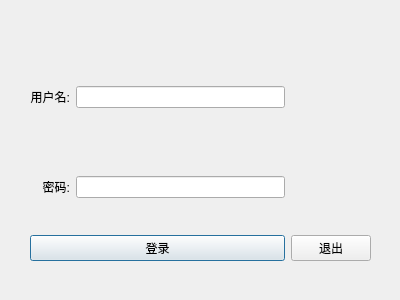
The window that QClient/signin.ui (KailinLi/QChat) describes before a commit, drawn with Qt 5.
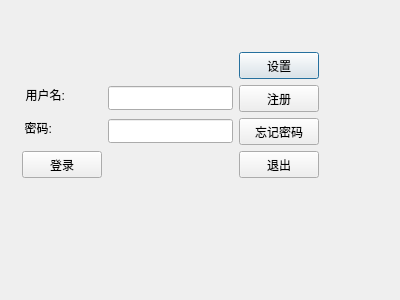
The same window after the commit.

What changed in the file:
```diff
--- a/QClient/signin.ui
+++ b/QClient/signin.ui
@@ -13,64 +13,135 @@
   <property name="windowTitle">
    <string>Dialog</string>
   </property>
-  <widget class="QWidget" name="gridLayoutWidget">
+  <widget class="QPushButton" name="setBtn">
    <property name="geometry">
     <rect>
-     <x>30</x>
-     <y>10</y>
-     <width>341</width>
-     <height>251</height>
+     <x>239</x>
+     <y>52</y>
+     <width>80</width>
+     <height>27</height>
     </rect>
    </property>
-   <layout class="QGridLayout" name="signinGridLayout">
-    <item row="5" column="0" colspan="2">
-     <widget class="QPushButton" name="signinBtn">
-      <property name="text">
-       <string>登录</string>
-      </property>
-     </widget>
-    </item>
-    <item row="0" column="1">
-     <widget class="QLabel" name="signInLabel">
-      <property name="text">
-       <string/>
-      </property>
-     </widget>
-    </item>
-    <item row="5" column="2">
-     <widget class="QPushButton" name="exitBtn">
-      <property name="text">
-       <string>退出</string>
-      </property>
-     </widget>
-    </item>
-    <item row="3" column="1" rowspan="2">
-     <widget class="QLineEdit" name="passwdLineEdit"/>
-    </item>
-    <item row="1" column="1" rowspan="2">
-     <widget class="QLineEdit" name="nameLineEdit"/>
-    </item>
-    <item row="3" column="0" rowspan="2">
-     <widget class="QLabel" name="passwdLabel">
-      <property name="text">
-       <string>密码:</string>
-      </property>
-      <property name="alignment">
-       <set>Qt::AlignRight|Qt::AlignTrailing|Qt::AlignVCenter</set>
-      </property>
-     </widget>
-    </item>
-    <item row="1" column="0" rowspan="2">
-     <widget class="QLabel" name="nameLabel">
-      <property name="text">
-       <string>用户名:</string>
-      </property>
-      <property name="alignment">
-       <set>Qt::AlignRight|Qt::AlignTrailing|Qt::AlignVCenter</set>
-      </property>
-     </widget>
-    </item>
-   </layout>
+   <property name="text">
+    <string>设置</string>
+   </property>
+  </widget>
+  <widget class="QPushButton" name="signUpBtn">
+   <property name="geometry">
+    <rect>
+     <x>239</x>
+     <y>85</y>
+     <width>80</width>
+     <height>27</height>
+    </rect>
+   </property>
+   <property name="text">
+    <string>注册</string>
+   </property>
+  </widget>
+  <widget class="QPushButton" name="forgetPasswordBtn">
+   <property name="geometry">
+    <rect>
+     <x>239</x>
+     <y>118</y>
+     <width>80</width>
+     <height>27</height>
+    </rect>
+   </property>
+   <property name="text">
+    <string>忘记密码</string>
+   </property>
+  </widget>
+  <widget class="QLabel" name="nameLabel">
+   <property name="geometry">
+    <rect>
+     <x>22</x>
+     <y>85</y>
+     <width>43</width>
+     <height>19</height>
+    </rect>
+   </property>
+   <property name="text">
+    <string>用户名:</string>
+   </property>
+   <property name="alignment">
+    <set>Qt::AlignRight|Qt::AlignTrailing|Qt::AlignVCenter</set>
+   </property>
+  </widget>
+  <widget class="QLineEdit" name="nameLineEdit">
+   <property name="geometry">
+    <rect>
+     <x>108</x>
+     <y>86</y>
+     <width>125</width>
+     <height>24</height>
+    </rect>
+   </property>
+  </widget>
+  <widget class="QPushButton" name="signinBtn">
+   <property name="geometry">
+    <rect>
+     <x>22</x>
+     <y>151</y>
+     <width>80</width>
+     <height>27</height>
+    </rect>
+   </property>
+   <property name="text">
+    <string>登录</string>
+   </property>
+  </widget>
+  <widget class="QLabel" name="passwdLabel">
+   <property name="geometry">
+    <rect>
+     <x>22</x>
+     <y>118</y>
+     <width>30</width>
+     <height>19</height>
+    </rect>
+   </property>
+   <property name="text">
+    <string>密码:</string>
+   </property>
+   <property name="alignment">
+    <set>Qt::AlignRight|Qt::AlignTrailing|Qt::AlignVCenter</set>
+   </property>
+  </widget>
+  <widget class="QLineEdit" name="passwdLineEdit">
+   <property name="geometry">
+    <rect>
+     <x>108</x>
+     <y>119</y>
+     <width>125</width>
+     <height>24</height>
+    </rect>
+   </property>
+  </widget>
+  <widget class="QPushButton" name="exitBtn">
+   <property name="geometry">
+    <rect>
+     <x>239</x>
+     <y>151</y>
+     <width>80</width>
+     <height>27</height>
+    </rect>
+   </property>
+   <property name="text">
+    <string>退出</string>
+   </property>
+  </widget>
+  <widget class="QLabel" name="showLabel">
+   <property name="geometry">
+    <rect>
+     <x>22</x>
+     <y>52</y>
+     <width>211</width>
+     <height>27</height>
+    </rect>
+   </property>
+   <property name="text">
+    <string/>
+   </property>
   </widget>
   <zorder>gridLayoutWidget</zorder>
   <zorder>passwdLabel</zorder>
```
Left out of the diff: 3 changed lines with no effect on the pictures.
